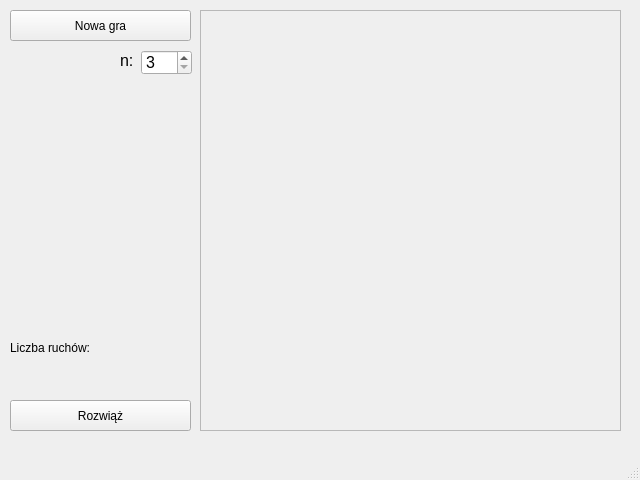
First picture: the form in mainwindow.ui, repository kaarkadiusz/SlidingPuzzle, before the edit.
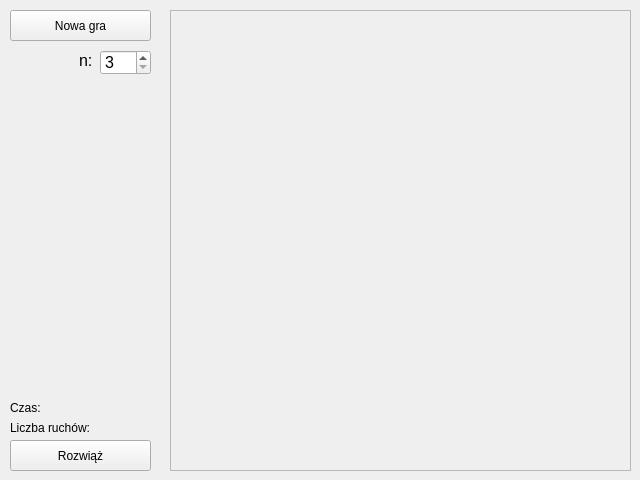
Second picture: the form after the edit.

```diff
--- a/mainwindow.ui
+++ b/mainwindow.ui
@@ -10,12 +10,24 @@
     <height>480</height>
    </rect>
   </property>
+  <property name="sizePolicy">
+   <sizepolicy hsizetype="Fixed" vsizetype="Fixed">
+    <horstretch>0</horstretch>
+    <verstretch>0</verstretch>
+   </sizepolicy>
+  </property>
   <property name="minimumSize">
    <size>
     <width>640</width>
     <height>480</height>
    </size>
   </property>
+  <property name="maximumSize">
+   <size>
+    <width>640</width>
+    <height>480</height>
+   </size>
+  </property>
   <property name="windowTitle">
    <string>MainWindow</string>
   </property>
@@ -23,10 +35,10 @@
    <widget class="QFrame" name="frame">
     <property name="geometry">
      <rect>
-      <x>200</x>
+      <x>170</x>
       <y>10</y>
-      <width>421</width>
-      <height>421</height>
+      <width>461</width>
+      <height>461</height>
      </rect>
     </property>
     <property name="frameShape">
@@ -41,7 +53,7 @@
      <rect>
       <x>10</x>
       <y>10</y>
-      <width>181</width>
+      <width>141</width>
       <height>31</height>
      </rect>
     </property>
@@ -52,7 +64,7 @@
    <widget class="QSpinBox" name="nSpinBox">
     <property name="geometry">
      <rect>
-      <x>141</x>
+      <x>100</x>
       <y>50</y>
       <width>51</width>
       <height>25</height>
@@ -79,7 +91,7 @@
    <widget class="QLabel" name="label">
     <property name="geometry">
      <rect>
-      <x>120</x>
+      <x>79</x>
       <y>50</y>
       <width>16</width>
       <height>21</height>
@@ -98,8 +110,8 @@
     <property name="geometry">
      <rect>
       <x>10</x>
-      <y>400</y>
-      <width>181</width>
+      <y>440</y>
+      <width>141</width>
       <height>31</height>
      </rect>
     </property>
@@ -111,7 +123,7 @@
     <property name="geometry">
      <rect>
       <x>10</x>
-      <y>340</y>
+      <y>420</y>
       <width>81</width>
       <height>16</height>
      </rect>
@@ -123,8 +135,34 @@
    <widget class="QLabel" name="moveCountLabel">
     <property name="geometry">
      <rect>
-      <x>100</x>
-      <y>340</y>
+      <x>90</x>
+      <y>420</y>
+      <width>49</width>
+      <height>16</height>
+     </rect>
+    </property>
+    <property name="text">
+     <string/>
+    </property>
+   </widget>
+   <widget class="QLabel" name="label_3">
+    <property name="geometry">
+     <rect>
+      <x>10</x>
+      <y>400</y>
+      <width>31</width>
+      <height>16</height>
+     </rect>
+    </property>
+    <property name="text">
+     <string>Czas:</string>
+    </property>
+   </widget>
+   <widget class="QLabel" name="timeElapsedLabel">
+    <property name="geometry">
+     <rect>
+      <x>40</x>
+      <y>400</y>
       <width>49</width>
       <height>16</height>
      </rect>
@@ -134,7 +172,6 @@
     </property>
    </widget>
   </widget>
-  <widget class="QStatusBar" name="statusbar"/>
  </widget>
  <resources/>
  <connections/>
```
Left out of the diff: 2 changed lines with no effect on the pictures.
